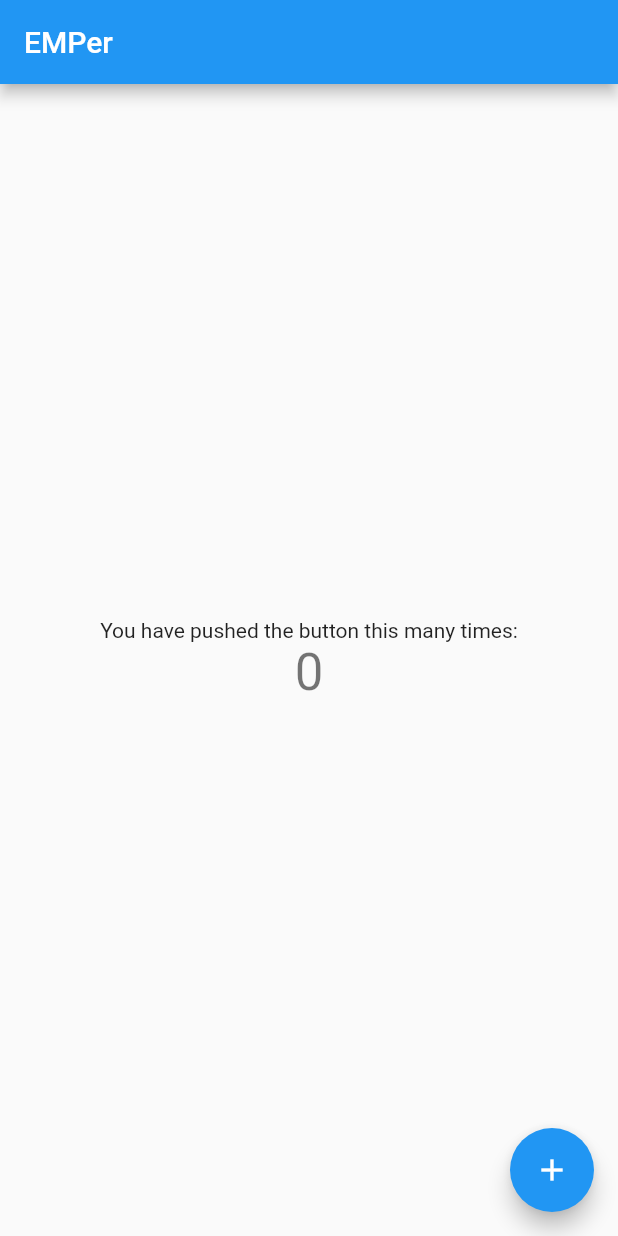
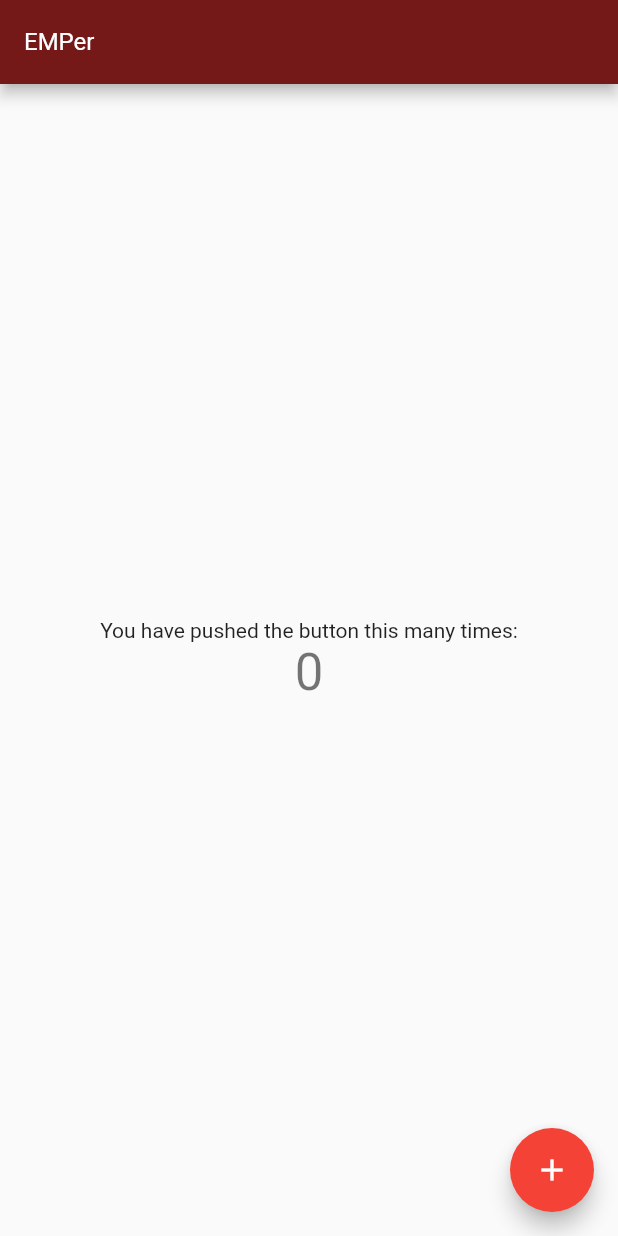
Before and after one commit to FaidraA/EMPer, a Flutter app: the screen it shows after launch, on a phone screen of 412 x 824 dp. Run offline on Flutter 3.47's test engine with Material 2 defaults, Android fonts, the phone set to English and light mode, and no system bars; Roboto replaces fonts that are missing (Pacifico).

Commit message:
Update main.dart

```diff
--- a/lib/main.dart
+++ b/lib/main.dart
@@ -12,19 +12,19 @@ class MyApp extends StatelessWidget {
   @override
   Widget build(BuildContext context) {
     return MaterialApp(
-      title: 'Flutter Demo',
+      title: 'EMPer',
       theme: ThemeData(
-        // This is the theme of your application.
-        //
-        // Try running your application with "flutter run". You'll see the
-        // application has a blue toolbar. Then, without quitting the app, try
-        // changing the primarySwatch below to Colors.green and then invoke
-        // "hot reload" (press "r" in the console where you ran "flutter run",
-        // or simply save your changes to "hot reload" in a Flutter IDE).
-        // Notice that the counter didn't reset back to zero; the application
-        // is not restarted.
-        primarySwatch: Colors.blue,
-      ),
+        primarySwatch: Colors.red,
+        appBarTheme:const AppBarTheme(
+         backgroundColor: Color(0xFF741818),
+         iconTheme: IconThemeData(color: Colors.white) ,
+         actionsIconTheme: IconThemeData(color: Colors.white),
+         centerTitle: false,
+         titleTextStyle: TextStyle(color: Colors.white, fontFamily: 'Pacifico', fontSize: 16.0),
+       )
+
+
+       ),
       home: const Splash(),
     );
   }
```
